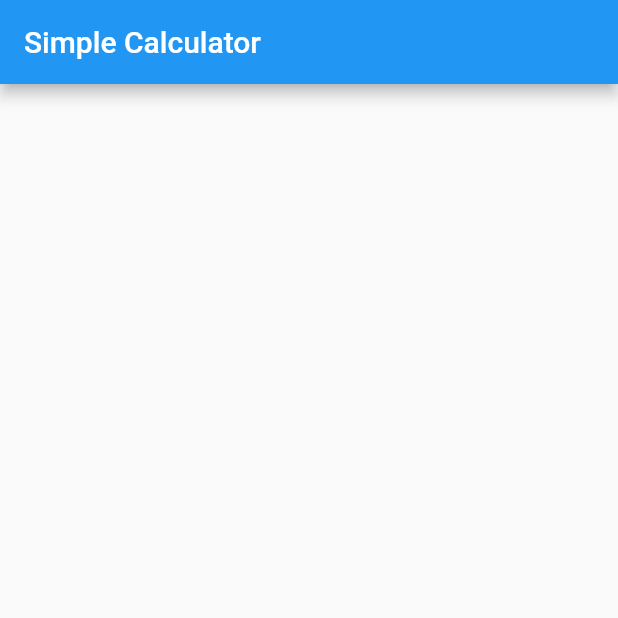
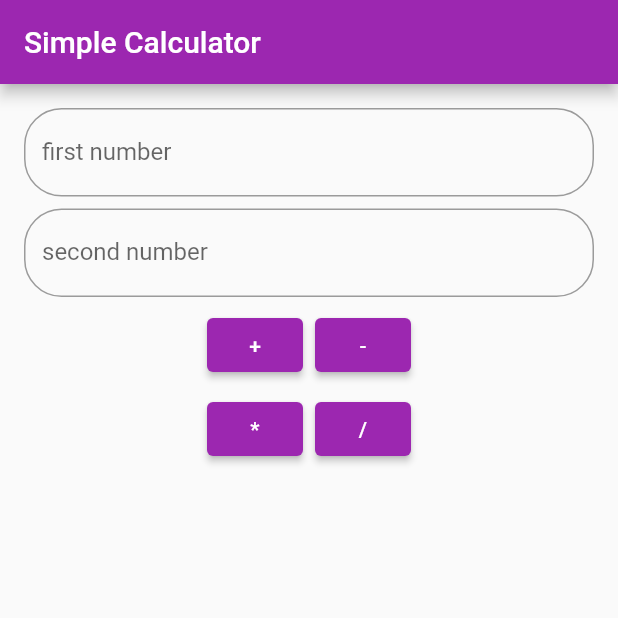
Before and after one commit to nabinsah703/simple_calculator, a Flutter app: the screen it shows after launch, on a phone screen of 412 x 824 dp, the top half of it. Run offline on Flutter 3.47's test engine with Material 2 defaults, Android fonts, the phone set to English and light mode, and no system bars; missing offline and left inert: dart:html.

Commit message:
create the layout of the calculator

```diff
--- a/lib/main.dart
+++ b/lib/main.dart
@@ -1,4 +1,7 @@
+import 'dart:html';
+
 import 'package:flutter/material.dart';
+import 'package:flutter/services.dart';
 
 void main() {
   runApp(const MyApp());
@@ -9,9 +12,10 @@ class MyApp extends StatelessWidget {
 
   @override
   Widget build(BuildContext context) {
-    return const MaterialApp(
+    return MaterialApp(
       title: 'Calculator',
-      home: MyHomePage(),
+      theme: ThemeData(primarySwatch: Colors.purple),
+      home: const MyHomePage(),
     );
   }
 }
@@ -30,6 +34,64 @@ class _MyHomePageState extends State<MyHomePage> {
       appBar: AppBar(
         title: const Text('Simple Calculator'),
       ),
+      body: Padding(
+        padding: const EdgeInsets.all(16.0),
+        child: Column(
+          children: [
+            TextField(
+              keyboardType: TextInputType.number,
+              decoration: InputDecoration(
+                  border: OutlineInputBorder(
+                    borderRadius: BorderRadius.circular(25.0),
+                  ),
+                  label: const Text('first number'),
+                  hintText: 'Enter the first number'),
+            ),
+            const SizedBox(height: 8),
+            TextField(
+              keyboardType: TextInputType.number,
+              decoration: InputDecoration(
+                  border: OutlineInputBorder(
+                    borderRadius: BorderRadius.circular(25.0),
+                  ),
+                  label: const Text('second number'),
+                  hintText: "Enter the second number"),
+            ),
+            const SizedBox(height: 8, width: 8),
+            Row(
+              mainAxisAlignment: MainAxisAlignment.center,
+              crossAxisAlignment: CrossAxisAlignment.center,
+              children: [
+                ElevatedButton(
+                  onPressed: () {},
+                  child: const Text("+"),
+                ),
+                const SizedBox(height: 8, width: 8),
+                ElevatedButton(
+                  onPressed: () {},
+                  child: const Text("-"),
+                ),
+              ],
+            ),
+            const SizedBox(height: 8, width: 8),
+            Row(
+              mainAxisAlignment: MainAxisAlignment.center,
+              crossAxisAlignment: CrossAxisAlignment.center,
+              children: [
+                ElevatedButton(
+                  onPressed: () {},
+                  child: const Text("*"),
+                ),
+                const SizedBox(height: 8, width: 8),
+                ElevatedButton(
+                  onPressed: () {},
+                  child: const Text("/"),
+                ),
+              ],
+            )
+          ],
+        ),
+      ),
     );
   }
 }
```
